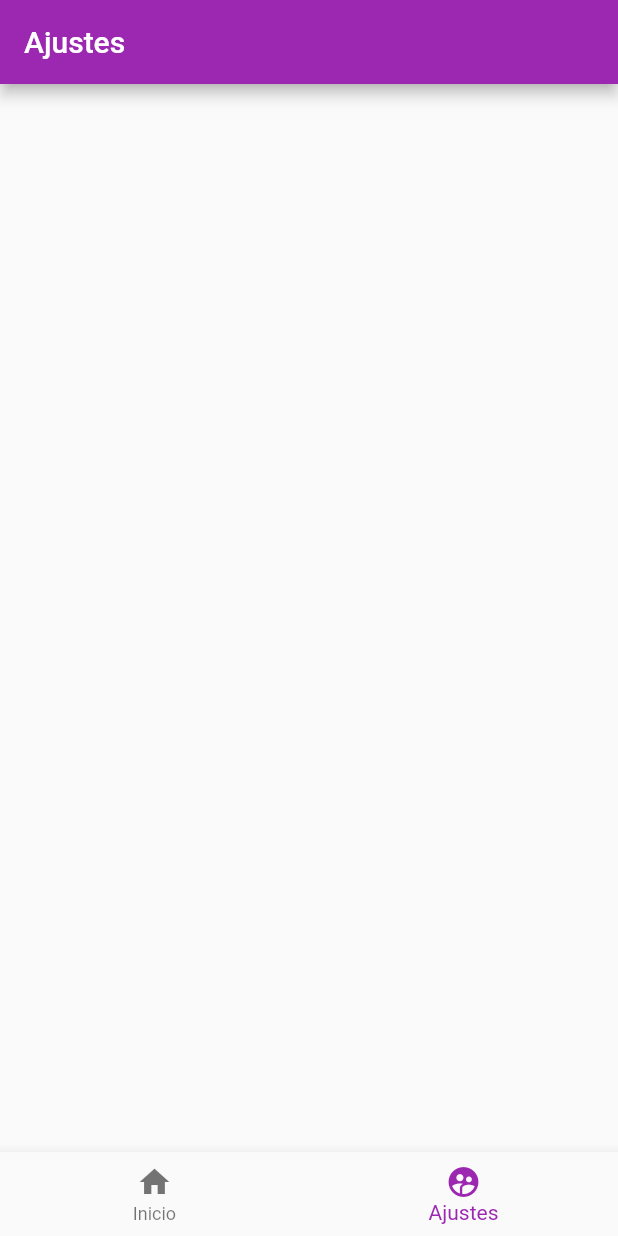
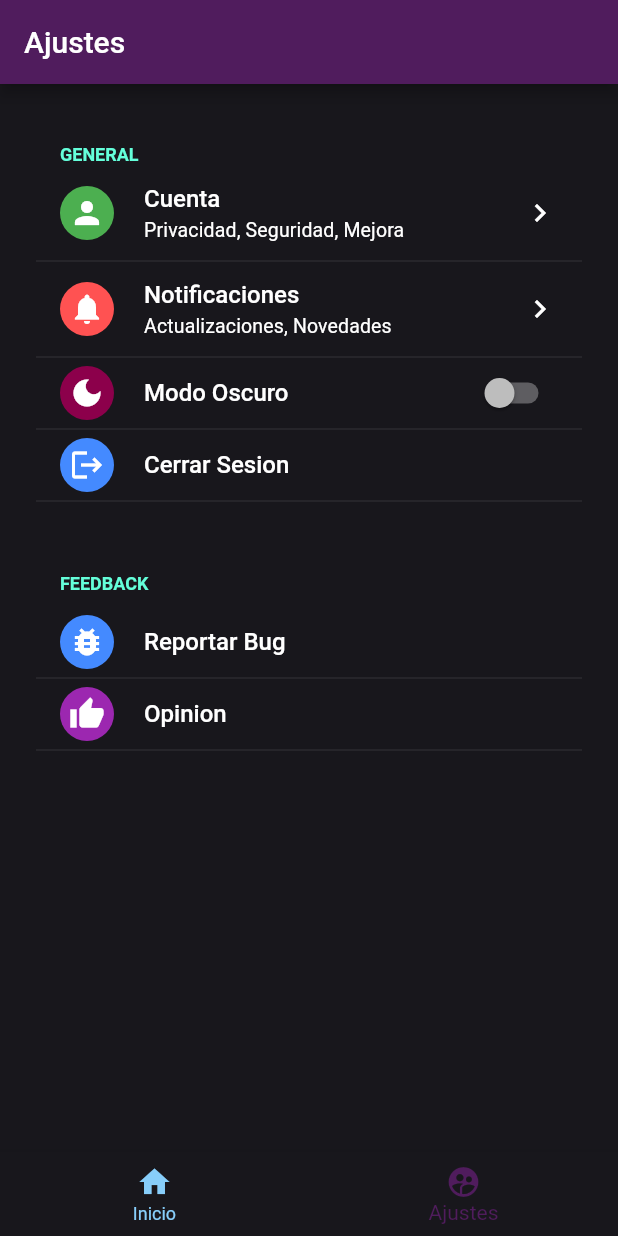
Before and after one commit to chiwaka03/Flutter_app, a Flutter app: the screen it shows after launch, item 2 of the bottom bar chosen, on a phone screen of 412 x 824 dp. Run offline on Flutter 3.47's test engine with Material 2 defaults, Android fonts, the phone set to English and light mode, and no system bars; drawn by our look-alikes of flutter_settings_screens.

Commit message:
La version 2 con el menu de ajustes cambiado :)

```diff
--- /dev/null
+++ b/lib/cuentaPagina.dart
@@ -0,0 +1,55 @@
+import 'package:flutter/material.dart';
+import 'package:flutter_settings_screens/flutter_settings_screens.dart';
+
+import 'iconWidget.dart';
+
+
+class cuentaPagina extends StatelessWidget {
+  static final Keylenguaje = 'key-lenguaje';
+
+  @override
+  Widget build(BuildContext context) => SimpleSettingsTile(
+      title: 'Cuenta',
+      subtitle: 'Privacidad, Seguridad, Mejora',
+      leading: IconWidget(icon: Icons.person, color: Colors.green),
+      child: SettingsScreen(
+        title: 'Cuenta',
+        children: <Widget>[
+          privacidad(context),
+          seguridad(context),
+          mejorCuenta(context),
+          lenguaje (context),
+        ],
+      ),
+  );
+
+
+  Widget privacidad(context)=> SimpleSettingsTile(
+    title: 'privacidad',
+    subtitle: '',
+    leading: IconWidget(icon: Icons.lock, color: Colors.blue),
+    onTap: (){},
+  );
+  Widget seguridad(context)=> SimpleSettingsTile(
+    title: 'Seguridad',
+    subtitle: '',
+    leading: IconWidget(icon: Icons.security, color: Colors.red),
+    onTap: (){},
+  );
+  Widget mejorCuenta(context)=> SimpleSettingsTile(
+    title: 'Mejorar Cuenta',
+    subtitle: '',
+    leading: IconWidget(icon: Icons.account_balance_wallet, color: Colors.amber),
+    onTap: (){},
+  );
+  Widget lenguaje(context)=> DropDownSettingsTile(
+    settingKey: Keylenguaje,
+    title: 'Lenguaje',
+    selected: 1,
+    values: <int, String> {
+      1: 'Spanish',
+      2: 'English',
+    },
+    onChange: (lenguaje){},
+  );
+}
--- /dev/null
+++ b/lib/iconWidget.dart
@@ -0,0 +1,23 @@
+import 'package:flutter/material.dart';
+
+//clase para estetica de ajustes
+class IconWidget extends StatelessWidget {
+  final IconData icon;
+  final Color color;
+
+  const IconWidget({
+    Key? key,
+    required this.icon,
+    required this.color,
+}) : super(key: key);
+
+@override
+  Widget build (BuildContext context) => Container (
+    padding: EdgeInsets.all(6),
+    decoration: BoxDecoration(
+      shape: BoxShape.circle,
+      color: color,
+    ),
+    child: Icon(icon, color: Colors.white),
+  );
+}
--- a/lib/main.dart
+++ b/lib/main.dart
@@ -1,14 +1,18 @@
 import 'package:flutter/material.dart';
+import 'package:flutter_settings_screens/flutter_settings_screens.dart';
+import 'package:untitled1/notiPagina.dart';
 import 'package:untitled1/paginaInicio.dart';
 import 'package:untitled1/paginaUsuarios.dart';
 
-void main() => runApp(MyApp());
+Future main () async {
+  await Settings.init(cacheProvider: SharePreferenceCache());
+  runApp(MyApp());
+}
 
 class MyApp extends StatefulWidget {
   @override
   _MyAppState createState() => _MyAppState();
 }
-
 
 class _MyAppState extends State <MyApp> {
 
@@ -20,15 +24,35 @@ class _MyAppState extends State <MyApp> {
 
   @override
   Widget build(BuildContext context){
-    return MaterialApp(
-      debugShowCheckedModeBanner: false,//para quitar la etiqueta de debug
-        theme: ThemeData(primarySwatch: Colors.purple),
+    return ValueChangeObserver <bool>(
+      cacheKey: paginaUsuario.oscuro,
+
+      defaultValue: true,
+        builder: (_, isDarkMode, __) => MaterialApp(
+          debugShowCheckedModeBanner: false,//para quitar la etiqueta de debug
+          theme: isDarkMode
+            ?ThemeData.dark().copyWith(
+              appBarTheme: AppBarTheme(
+                color: const Color(0xFF501c5d),
+              ),
+              primaryColor: Colors.black,
+              scaffoldBackgroundColor: Color(0xFF18171c),
+              canvasColor: Color(0xFF18171c),
+          )
+          :ThemeData.light().copyWith(
+              appBarTheme: AppBarTheme(
+                color: const Color(0xFF501c5d),
+              ),
+              primaryColor: Color(0xFF501c5d),
+              scaffoldBackgroundColor: Color(0xFFfafbfd),
+              canvasColor: Color(0xFFfafbfd)
+          ),
           home: Scaffold(
-
-
             body: paginas[paginaActual],
             //Botones de abajo
             bottomNavigationBar: BottomNavigationBar(
+              unselectedItemColor: Color(0xFF87CEFA),
+                selectedItemColor: Color(0xFF501c5d),
                 onTap: (introducido){
                   setState(() {
                     paginaActual = introducido;
@@ -41,6 +65,8 @@ class _MyAppState extends State <MyApp> {
                 BottomNavigationBarItem(icon: Icon(Icons.supervised_user_circle_rounded), label: "Ajustes"),
               ],
             ),
-      ));
+      )
+        )
+    );
   }
 }
--- /dev/null
+++ b/lib/notiPagina.dart
@@ -0,0 +1,43 @@
+import 'package:flutter/material.dart';
+import 'package:flutter_settings_screens/flutter_settings_screens.dart';
+import 'package:untitled1/iconWidget.dart';
+
+import 'iconWidget.dart';
+
+class notiPagina extends StatelessWidget {
+  static const keyNov = 'key-nov';
+  static const KeyAct = 'key-act';
+
+  @override
+  Widget build (BuildContext context) => SimpleSettingsTile (
+    title: 'Notificaciones',
+    subtitle: 'Actualizaciones, Novedades',
+    leading: IconWidget(
+      icon: Icons.notifications,
+      color: Colors.redAccent,
+    ),
+    child: SettingsScreen(
+      title: 'Notificaciones',
+      children: <Widget>[
+        buildNov(),
+        buildAct(),
+      ],
+    ),
+  );
+      Widget buildNov()=> SwitchSettingsTile(
+        settingKey: keyNov,
+        leading: IconWidget(
+            icon: Icons.message,
+            color: Colors.blue
+        ),
+        title: 'Novedades',
+  );
+      Widget buildAct()=> SwitchSettingsTile(
+        settingKey: KeyAct,
+        leading: IconWidget(
+            icon: Icons.update,
+            color: Colors.orangeAccent
+        ),
+        title: 'Actualizaciones',
+  );
+}
--- a/lib/paginaInicio.dart
+++ b/lib/paginaInicio.dart
@@ -1,13 +1,53 @@
 import 'package:flutter/material.dart';
+import 'package:flutter_settings_screens/flutter_settings_screens.dart';
 
 class paginaInicio extends StatelessWidget {
-  const paginaInicio ({key}) : super(key: key);
+
+  const paginaInicio({key}) : super(key: key);
 
   @override
+
   Widget build(BuildContext context) {
+    //guardo el producto que quiere buscar
+    final producto = TextEditingController();
+
+    //empieza la estructura de arriba abajo
     return Scaffold(
-      appBar: AppBar(title: Text('Thrift3r')),
+      resizeToAvoidBottomInset: false,
+        appBar: AppBar(
+            title: Text('Thrift3r'),
+        ),
 
+
+        body: Padding (
+          padding: const EdgeInsets.all(30.0),
+
+          //Para que no haya overflow con el cuadrado de la busqueda
+          child: SingleChildScrollView (
+
+          child: Column (
+            children: [
+            SizedBox(height: 50, width: 300),
+            Align(alignment: Alignment.centerLeft,),
+            Image.asset('asset/caja4.png'),
+
+
+             TextField(
+                controller: producto,
+                decoration: InputDecoration (
+                hintText: 'Escribe el producto a buscar',
+                border: OutlineInputBorder(),
+                  suffixIcon: IconButton (onPressed: () {
+                    producto.clear();
+                  }, icon: Icon(Icons.search),)
+            ),
+          ),
+        ],
+        ),
+
+    ),
+        ),
     );
+
   }
 }
--- a/lib/paginaUsuarios.dart
+++ b/lib/paginaUsuarios.dart
@@ -1,16 +1,72 @@
 import 'package:flutter/material.dart';
 import 'package:flutter/cupertino.dart';
+import 'package:flutter_settings_screens/flutter_settings_screens.dart';
+import 'package:untitled1/iconWidget.dart';
+
+import 'cuentaPagina.dart';
+import 'notiPagina.dart';
 
 class paginaUsuario extends StatelessWidget {
   const paginaUsuario ({key}) : super(key: key);
+  static const oscuro = 'Key-Oscuro';
 
   @override
-  Widget build(BuildContext context) {
-    return Scaffold(
-      appBar: AppBar(
-        title: Text('Ajustes'),
+  Widget build(BuildContext context) => Scaffold (
+    appBar: AppBar(
+      title: Text('Ajustes'),
+    ),
+      body: SafeArea(
+        child: ListView (
+            padding: EdgeInsets.all(24),
+            children: [
+              SettingsGroup(
+                  title: 'General',
+                  children: <Widget>[
+                    cuentaPagina(),
+                    notiPagina(),
+                    modoOscuro(context),
+                    buildLogout(context),
+                  ],
+              ),
+              const SizedBox(height: 32),
+              SettingsGroup(title: 'Feedback',
+                  children: <Widget>[
+                    const SizedBox(height: 8),
+                    reportBug(context),
+                    sendFeedback(context),
+                  ]
+              ),
+            ] ,
+        ),
       ),
+  );
 
-    );
-  }
+//Aqui creamos los ajustes
+  Widget buildLogout(context)=> SimpleSettingsTile(
+      title: 'Cerrar Sesion',
+      subtitle: '',
+      leading: IconWidget(icon: Icons.logout, color: Colors.blueAccent),
+      onTap: (){},
+  );
+  Widget reportBug(context)=> SimpleSettingsTile(
+    title: 'Reportar Bug',
+    subtitle: '',
+    leading: IconWidget(icon: Icons.bug_report, color: Colors.blueAccent),
+    onTap: (){},
+  );
+  Widget sendFeedback(context)=> SimpleSettingsTile(
+    title: 'Opinion',
+    subtitle: '',
+    leading: IconWidget(icon: Icons.thumb_up, color: Colors.purple),
+    onTap: (){},
+  );
+  Widget modoOscuro(context)=> SwitchSettingsTile(
+      settingKey: oscuro,
+      leading: IconWidget(
+        icon: Icons.dark_mode,
+        color: Color(0xFF8c004b),
+      ),
+    title: 'Modo Oscuro',
+    onChange: (_){},
+  );
 }
--- a/pubspec.yaml
+++ b/pubspec.yaml
@@ -31,11 +31,12 @@ environment:
 dependencies:
   flutter:
     sdk: flutter
-
+  flutter_settings_screens: ^0.2.2
 
   # The following adds the Cupertino Icons font to your application.
   # Use with the CupertinoIcons class for iOS style icons.
   cupertino_icons: ^1.0.2
+
 
 dev_dependencies:
   flutter_test:
@@ -59,7 +60,8 @@ flutter:
   uses-material-design: true
 
   # To add assets to your application, add an assets section, like this:
-  # assets:
+  assets:
+    - asset/caja4.png
   #   - images/a_dot_burr.jpeg
   #   - images/a_dot_ham.jpeg
 
```
Also changed, not shown: pubspec.lock.
